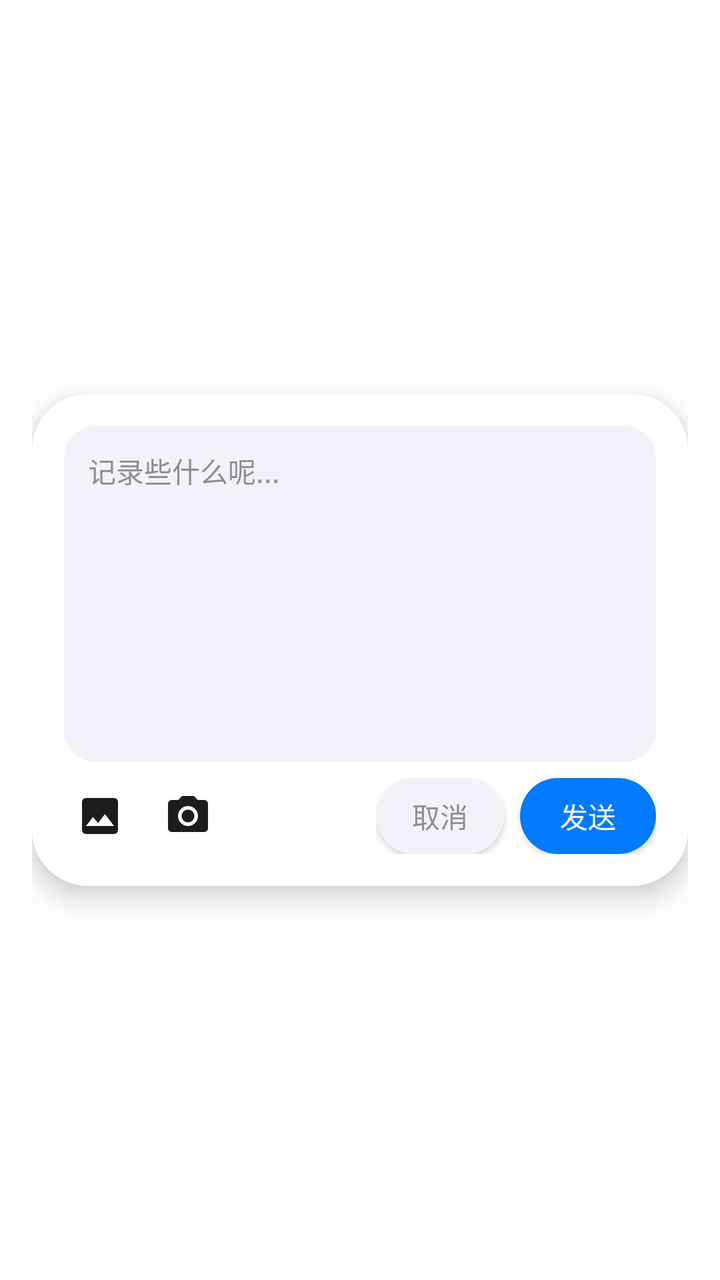
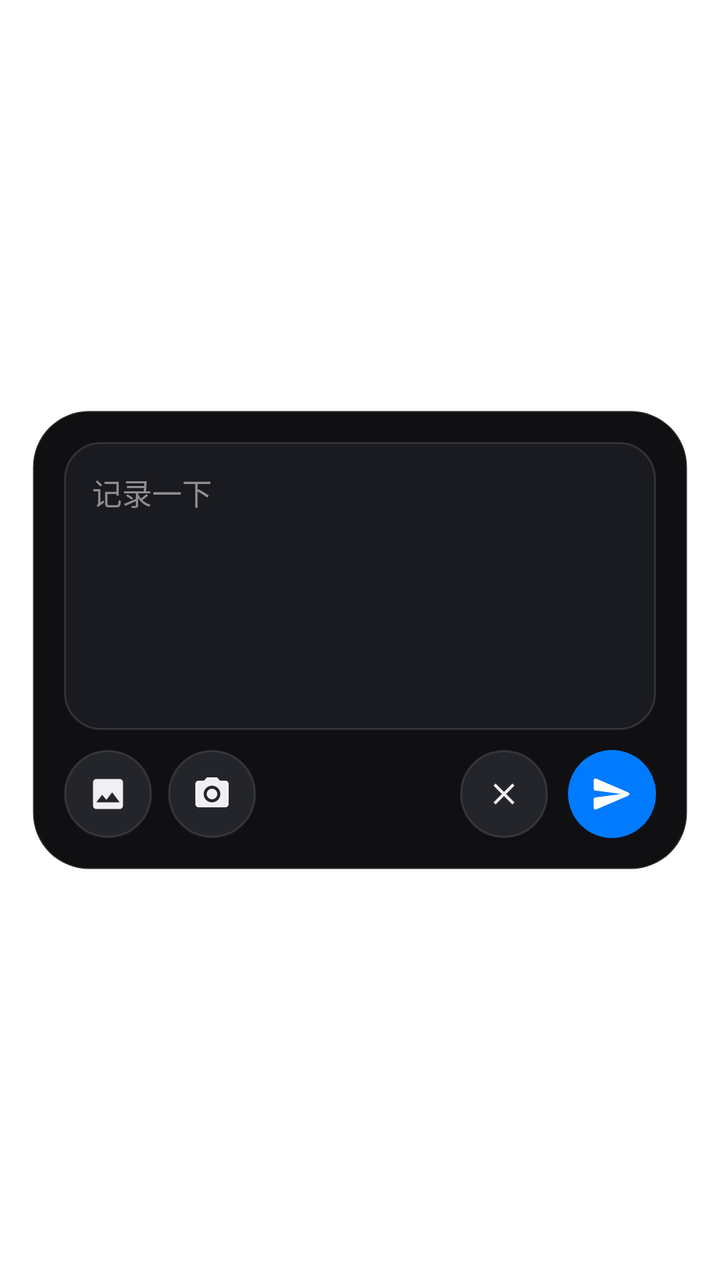

An Android layout rendered at two revisions. The XML below is the earlier revision; the diff shows what the commit changed to produce the second picture.
<!-- AndroidManifest.xml: activity theme WidgetDialogTheme -->
<!-- res/layout/activity_quick_record.xml -->
<?xml version="1.0" encoding="utf-8"?>
<FrameLayout xmlns:android="http://schemas.android.com/apk/res/android"
    android:id="@+id/layout_root"
    android:layout_width="match_parent"
    android:layout_height="match_parent"
    android:padding="16dp">

    
    <LinearLayout
        android:layout_width="match_parent"
        android:layout_height="wrap_content"
        android:layout_gravity="center"
        android:background="@drawable/bg_dialog_card"
        android:orientation="vertical"
        android:padding="16dp"
        android:elevation="8dp"
        android:clickable="true"
        android:focusable="true">

        
        <LinearLayout
            android:id="@+id/layout_input_container"
            android:layout_width="match_parent"
            android:layout_height="168dp"
            android:background="@drawable/bg_dialog_input"
            android:orientation="vertical"
            android:padding="10dp">

            
            <EditText
                android:id="@+id/edit_record_content"
                android:layout_width="match_parent"
                android:layout_height="0dp"
                android:layout_weight="1"
                android:background="@null"
                android:gravity="top|left"
                android:hint="记录些什么呢..."
                android:textColor="@color/dialog_text"
                android:textColorHint="@color/widget_text_secondary"
                android:textSize="14sp"
                android:padding="2dp"
                android:inputType="textMultiLine"
                android:imeOptions="actionDone"
                android:scrollbars="vertical" />

            
            <HorizontalScrollView
                android:id="@+id/scroll_photos_preview"
                android:layout_width="match_parent"
                android:layout_height="wrap_content"
                android:layout_marginTop="6dp"
                android:overScrollMode="never"
                android:scrollbars="none"
                android:visibility="gone">

                <LinearLayout
                    android:id="@+id/container_photos_preview"
                    android:layout_width="wrap_content"
                    android:layout_height="wrap_content"
                    android:orientation="horizontal"
                    android:gravity="center_vertical" />
            </HorizontalScrollView>
        </LinearLayout>

        
        <RelativeLayout
            android:layout_width="match_parent"
            android:layout_height="wrap_content"
            android:layout_marginTop="8dp">

            
            <LinearLayout
                android:layout_width="wrap_content"
                android:layout_height="wrap_content"
                android:orientation="horizontal"
                android:layout_alignParentLeft="true"
                android:layout_centerVertical="true">

                <ImageButton
                    android:id="@+id/btn_dialog_photo"
                    android:layout_width="36dp"
                    android:layout_height="36dp"
                    android:background="?android:attr/selectableItemBackgroundBorderless"
                    android:src="@drawable/ic_gallery"
                    android:contentDescription="选择相册图片"
                    android:scaleType="centerInside" />

                <Space
                    android:layout_width="8dp"
                    android:layout_height="wrap_content" />

                <ImageButton
                    android:id="@+id/btn_dialog_camera"
                    android:layout_width="36dp"
                    android:layout_height="36dp"
                    android:background="?android:attr/selectableItemBackgroundBorderless"
                    android:src="@drawable/ic_camera"
                    android:contentDescription="启动相机拍照"
                    android:scaleType="centerInside" />
            </LinearLayout>

            
            <LinearLayout
                android:layout_width="wrap_content"
                android:layout_height="wrap_content"
                android:orientation="horizontal"
                android:layout_alignParentRight="true"
                android:layout_centerVertical="true">

                <Button
                    android:id="@+id/btn_dialog_cancel"
                    android:layout_width="wrap_content"
                    android:layout_height="38dp"
                    android:minHeight="0dp"
                    android:minWidth="0dp"
                    android:background="@drawable/bg_dialog_btn_secondary"
                    android:paddingLeft="18dp"
                    android:paddingRight="18dp"
                    android:text="取消"
                    android:textColor="@color/widget_text_secondary"
                    android:textSize="14sp" />

                <Space
                    android:layout_width="8dp"
                    android:layout_height="wrap_content" />

                <Button
                    android:id="@+id/btn_dialog_send"
                    android:layout_width="wrap_content"
                    android:layout_height="38dp"
                    android:minHeight="0dp"
                    android:minWidth="0dp"
                    android:background="@drawable/bg_dialog_btn_primary"
                    android:paddingLeft="20dp"
                    android:paddingRight="20dp"
                    android:text="发送"
                    android:textColor="#FFFFFF"
                    android:textSize="14sp" />
            </LinearLayout>
        </RelativeLayout>
    </LinearLayout>
</FrameLayout>
<!-- resources referenced by this layout -->
<resources>
  <color name="dialog_text">#1C1C1E</color>
  <!-- drawable bg_dialog_btn_primary (drawable) -->
  <?xml version="1.0" encoding="utf-8"?>
  <ripple xmlns:android="http://schemas.android.com/apk/res/android"
      android:color="#33FFFFFF">
      <item>
          <shape android:shape="rectangle">
              <solid android:color="@color/widget_accent" />
              <corners android:radius="20dp" />
          </shape>
      </item>
  </ripple>
  <!-- drawable bg_dialog_btn_secondary (drawable) -->
  <?xml version="1.0" encoding="utf-8"?>
  <ripple xmlns:android="http://schemas.android.com/apk/res/android"
      android:color="#20000000">
      <item>
          <shape android:shape="rectangle">
              <solid android:color="@color/dialog_input_bg" />
              <corners android:radius="20dp" />
          </shape>
      </item>
  </ripple>
  <!-- drawable bg_dialog_card (drawable) -->
  <?xml version="1.0" encoding="utf-8"?>
  <shape xmlns:android="http://schemas.android.com/apk/res/android">
      <solid android:color="@color/dialog_bg" />
      <corners android:radius="28dp" />
  </shape>
  <!-- drawable bg_dialog_input (drawable) -->
  <?xml version="1.0" encoding="utf-8"?>
  <shape xmlns:android="http://schemas.android.com/apk/res/android">
      <solid android:color="@color/dialog_input_bg" />
      <corners android:radius="16dp" />
  </shape>
  <!-- drawable ic_camera (drawable) -->
  <vector xmlns:android="http://schemas.android.com/apk/res/android"
      android:width="24dp"
      android:height="24dp"
      android:viewportWidth="24"
      android:viewportHeight="24">
      <path
          android:fillColor="@color/widget_text_primary"
          android:pathData="M12,12m-3.2,0a3.2,3.2 0,1 1,6.4 0a3.2,3.2 0,1 1,-6.4 0 M9,2L7.17,4H4c-1.1,0 -2,0.9 -2,2v12c0,1.1 0.9,2 2,2h16c1.1,0 2,-0.9 2,-2V6c0,-1.1 -0.9,-2 -2,-2h-3.17L15,2H9zM12,17c-2.76,0 -5,-2.24 -5,-5s2.24,-5 5,-5 5,2.24 5,5 -2.24,5 -5,5z" />
  </vector>
  <!-- drawable ic_gallery (drawable) -->
  <vector xmlns:android="http://schemas.android.com/apk/res/android"
      android:width="24dp"
      android:height="24dp"
      android:viewportWidth="24"
      android:viewportHeight="24">
      <path
          android:fillColor="@color/widget_text_primary"
          android:pathData="M19,3H5c-1.1,0 -2,0.9 -2,2v14c0,1.1 0.9,2 2,2h14c1.1,0 2,-0.9 2,-2V5c0,-1.1 -0.9,-2 -2,-2zM8.5,12.5l2.5,3.01L14.5,11l4.5,6H5l3.5,-4.5z" />
  </vector>
  <color name="dialog_input_bg">#F2F2F7</color>
  <color name="dialog_bg">#FFFFFF</color>
  <color name="widget_text_primary">#1C1C1E</color>
  <!-- unchanged entries left out for length: 3 -->
</resources>

<!-- the commit's change to res/layout/activity_quick_record.xml (unified diff, before → after) -->
@@ -10,21 +10,22 @@
         android:layout_width="match_parent"
         android:layout_height="wrap_content"
         android:layout_gravity="center"
-        android:background="@drawable/bg_dialog_card"
+        android:background="@drawable/bg_quick_record_card"
+        android:clickable="true"
+        android:elevation="8dp"
+        android:focusable="true"
         android:orientation="vertical"
-        android:padding="16dp"
-        android:elevation="8dp"
-        android:clickable="true"
-        android:focusable="true">
+        android:padding="16dp">
 
         
         <LinearLayout
             android:id="@+id/layout_input_container"
             android:layout_width="match_parent"
-            android:layout_height="168dp"
-            android:background="@drawable/bg_dialog_input"
+            android:layout_height="144dp"
+            android:addStatesFromChildren="true"
+            android:background="@drawable/bg_quick_record_input"
             android:orientation="vertical"
-            android:padding="10dp">
+            android:padding="12dp">
 
             
             <EditText
@@ -34,14 +35,14 @@
                 android:layout_weight="1"
                 android:background="@null"
                 android:gravity="top|left"
-                android:hint="记录些什么呢..."
-                android:textColor="@color/dialog_text"
+                android:hint="记录一下"
+                android:imeOptions="actionDone"
+                android:inputType="textMultiLine"
+                android:padding="2dp"
+                android:scrollbars="vertical"
+                android:textColor="@color/widget_qr_on_surface"
                 android:textColorHint="@color/widget_text_secondary"
-                android:textSize="14sp"
-                android:padding="2dp"
-                android:inputType="textMultiLine"
-                android:imeOptions="actionDone"
-                android:scrollbars="vertical" />
+                android:textSize="15sp" />
 
             
             <HorizontalScrollView
@@ -57,86 +58,71 @@
                     android:id="@+id/container_photos_preview"
                     android:layout_width="wrap_content"
                     android:layout_height="wrap_content"
-                    android:orientation="horizontal"
-                    android:gravity="center_vertical" />
+                    android:gravity="center_vertical"
+                    android:orientation="horizontal" />
             </HorizontalScrollView>
         </LinearLayout>
 
         
-        <RelativeLayout
+        <LinearLayout
             android:layout_width="match_parent"
             android:layout_height="wrap_content"
-            android:layout_marginTop="8dp">
+            android:layout_marginTop="10dp"
+            android:gravity="center_vertical"
+            android:orientation="horizontal">
 
-            
-            <LinearLayout
-                android:layout_width="wrap_content"
-                android:layout_height="wrap_content"
-                android:orientation="horizontal"
-                android:layout_alignParentLeft="true"
-                android:layout_centerVertical="true">
+            <ImageButton
+                android:id="@+id/btn_dialog_photo"
+                android:layout_width="44dp"
+                android:layout_height="44dp"
+                android:background="@drawable/bg_quick_record_tool_circle"
+                android:contentDescription="选择相册图片"
+                android:padding="12dp"
+                android:scaleType="centerInside"
+                android:src="@drawable/ic_widget_gallery_white" />
 
-                <ImageButton
-                    android:id="@+id/btn_dialog_photo"
-                    android:layout_width="36dp"
-                    android:layout_height="36dp"
-                    android:background="?android:attr/selectableItemBackgroundBorderless"
-                    android:src="@drawable/ic_gallery"
-                    android:contentDescription="选择相册图片"
-                    android:scaleType="centerInside" />
+            <Space
+                android:layout_width="8dp"
+                android:layout_height="wrap_content" />
 
-                <Space
-                    android:layout_width="8dp"
-                    android:layout_height="wrap_content" />
+            <ImageButton
+                android:id="@+id/btn_dialog_camera"
+                android:layout_width="44dp"
+                android:layout_height="44dp"
+                android:background="@drawable/bg_quick_record_tool_circle"
+                android:contentDescription="启动相机拍照"
+                android:padding="12dp"
+                android:scaleType="centerInside"
+                android:src="@drawable/ic_widget_camera_white" />
 
-                <ImageButton
-                    android:id="@+id/btn_dialog_camera"
-                    android:layout_width="36dp"
-                    android:layout_height="36dp"
-                    android:background="?android:attr/selectableItemBackgroundBorderless"
-                    android:src="@drawable/ic_camera"
-                    android:contentDescription="启动相机拍照"
-                    android:scaleType="centerInside" />
-            </LinearLayout>
+            <Space
+                android:layout_width="0dp"
+                android:layout_height="1dp"
+                android:layout_weight="1" />
 
-            
-            <LinearLayout
-                android:layout_width="wrap_content"
-                android:layout_height="wrap_content"
-                android:orientation="horizontal"
-                android:layout_alignParentRight="true"
-                android:layout_centerVertical="true">
+            <ImageButton
+                android:id="@+id/btn_dialog_cancel"
+                android:layout_width="44dp"
+                android:layout_height="44dp"
+                android:background="@drawable/bg_quick_record_tool_circle"
+                android:contentDescription="取消"
+                android:padding="13dp"
+                android:scaleType="centerInside"
+                android:src="@drawable/ic_quick_record_close" />
 
-                <Button
-                    android:id="@+id/btn_dialog_cancel"
-                    android:layout_width="wrap_content"
-                    android:layout_height="38dp"
-                    android:minHeight="0dp"
-                    android:minWidth="0dp"
-                    android:background="@drawable/bg_dialog_btn_secondary"
-                    android:paddingLeft="18dp"
-                    android:paddingRight="18dp"
-                    android:text="取消"
-                    android:textColor="@color/widget_text_secondary"
-                    android:textSize="14sp" />
+            <Space
+                android:layout_width="10dp"
+                android:layout_height="wrap_content" />
 
-                <Space
-                    android:layout_width="8dp"
-                    android:layout_height="wrap_content" />
-
-                <Button
-                    android:id="@+id/btn_dialog_send"
-                    android:layout_width="wrap_content"
-                    android:layout_height="38dp"
-                    android:minHeight="0dp"
-                    android:minWidth="0dp"
-                    android:background="@drawable/bg_dialog_btn_primary"
-                    android:paddingLeft="20dp"
-                    android:paddingRight="20dp"
-                    android:text="发送"
-                    android:textColor="#FFFFFF"
-                    android:textSize="14sp" />
-            </LinearLayout>
-        </RelativeLayout>
+            <ImageButton
+                android:id="@+id/btn_dialog_send"
+                android:layout_width="44dp"
+                android:layout_height="44dp"
+                android:background="@drawable/bg_quick_record_send_circle"
+                android:contentDescription="发送记录"
+                android:padding="11dp"
+                android:scaleType="centerInside"
+                android:src="@drawable/ic_quick_record_send" />
+        </LinearLayout>
     </LinearLayout>
 </FrameLayout>
<!-- resource entries referenced after the edit -->
@@ -1,63 +1,118 @@
 <!-- resources referenced by this layout -->
 <resources>
-  <color name="dialog_text">#1C1C1E</color>
-  <!-- drawable bg_dialog_btn_primary (drawable) -->
+  <color name="widget_qr_on_surface">#F4F4F6</color>
+  <!-- drawable bg_quick_record_card (drawable) -->
+  <?xml version="1.0" encoding="utf-8"?>
+  <shape xmlns:android="http://schemas.android.com/apk/res/android"
+      android:shape="rectangle">
+      <solid android:color="@color/widget_qr_dialog_surface" />
+      <corners android:radius="28dp" />
+      <stroke
+          android:width="1dp"
+          android:color="@color/widget_qr_border" />
+  </shape>
+  <!-- drawable bg_quick_record_input (drawable) -->
+  <?xml version="1.0" encoding="utf-8"?>
+  <selector xmlns:android="http://schemas.android.com/apk/res/android">
+      <item android:state_focused="true" android:drawable="@drawable/bg_quick_record_input_focused" />
+      <item android:drawable="@drawable/bg_quick_record_input_normal" />
+  </selector>
+  <!-- drawable bg_quick_record_send_circle (drawable) -->
   <?xml version="1.0" encoding="utf-8"?>
   <ripple xmlns:android="http://schemas.android.com/apk/res/android"
-      android:color="#33FFFFFF">
+      android:color="@color/widget_qr_ripple">
       <item>
-          <shape android:shape="rectangle">
+          <shape android:shape="oval">
               <solid android:color="@color/widget_accent" />
-              <corners android:radius="20dp" />
           </shape>
       </item>
   </ripple>
-  <!-- drawable bg_dialog_btn_secondary (drawable) -->
+  <!-- drawable bg_quick_record_tool_circle (drawable) -->
   <?xml version="1.0" encoding="utf-8"?>
   <ripple xmlns:android="http://schemas.android.com/apk/res/android"
-      android:color="#20000000">
+      android:color="@color/widget_qr_ripple">
       <item>
-          <shape android:shape="rectangle">
-              <solid android:color="@color/dialog_input_bg" />
-              <corners android:radius="20dp" />
+          <shape android:shape="oval">
+              <solid android:color="@color/widget_qr_dialog_tool_bg" />
+              <stroke
+                  android:width="1dp"
+                  android:color="@color/widget_qr_tile_border" />
           </shape>
       </item>
   </ripple>
-  <!-- drawable bg_dialog_card (drawable) -->
+  <!-- drawable ic_quick_record_close (drawable) -->
   <?xml version="1.0" encoding="utf-8"?>
-  <shape xmlns:android="http://schemas.android.com/apk/res/android">
-      <solid android:color="@color/dialog_bg" />
-      <corners android:radius="28dp" />
-  </shape>
-  <!-- drawable bg_dialog_input (drawable) -->
-  <?xml version="1.0" encoding="utf-8"?>
-  <shape xmlns:android="http://schemas.android.com/apk/res/android">
-      <solid android:color="@color/dialog_input_bg" />
-      <corners android:radius="16dp" />
-  </shape>
-  <!-- drawable ic_camera (drawable) -->
   <vector xmlns:android="http://schemas.android.com/apk/res/android"
       android:width="24dp"
       android:height="24dp"
       android:viewportWidth="24"
       android:viewportHeight="24">
       <path
-          android:fillColor="@color/widget_text_primary"
-          android:pathData="M12,12m-3.2,0a3.2,3.2 0,1 1,6.4 0a3.2,3.2 0,1 1,-6.4 0 M9,2L7.17,4H4c-1.1,0 -2,0.9 -2,2v12c0,1.1 0.9,2 2,2h16c1.1,0 2,-0.9 2,-2V6c0,-1.1 -0.9,-2 -2,-2h-3.17L15,2H9zM12,17c-2.76,0 -5,-2.24 -5,-5s2.24,-5 5,-5 5,2.24 5,5 -2.24,5 -5,5z" />
+          android:fillColor="@color/widget_qr_icon"
+          android:pathData="M19,6.41L17.59,5 12,10.59 6.41,5 5,6.41 10.59,12 5,17.59 6.41,19 12,13.41 17.59,19 19,17.59 13.41,12z" />
   </vector>
-  <!-- drawable ic_gallery (drawable) -->
+  <!-- drawable ic_quick_record_send (drawable) -->
+  <?xml version="1.0" encoding="utf-8"?>
   <vector xmlns:android="http://schemas.android.com/apk/res/android"
       android:width="24dp"
       android:height="24dp"
       android:viewportWidth="24"
       android:viewportHeight="24">
       <path
-          android:fillColor="@color/widget_text_primary"
+          android:fillColor="@color/dialog_on_accent"
+          android:pathData="M3.4,20.4l17.45,-7.45c0.81,-0.35 0.81,-1.49 0,-1.84L3.4,3.6c-0.66,-0.29 -1.39,0.2 -1.39,0.91L2,9.12c0,0.5 0.38,0.93 0.88,0.99L17,12 2.88,13.89c-0.5,0.07 -0.88,0.5 -0.88,1L2,19.49c0,0.71 0.73,1.2 1.4,0.91z" />
+  </vector>
+  <!-- drawable ic_widget_camera_white (drawable) -->
+  <?xml version="1.0" encoding="utf-8"?>
+  <vector xmlns:android="http://schemas.android.com/apk/res/android"
+      android:width="24dp"
+      android:height="24dp"
+      android:viewportWidth="24"
+      android:viewportHeight="24">
+      <path
+          android:fillColor="@color/widget_qr_icon"
+          android:pathData="M12,12m-3.2,0a3.2,3.2 0,1 1,6.4 0a3.2,3.2 0,1 1,-6.4 0 M9,2L7.17,4H4c-1.1,0 -2,0.9 -2,2v12c0,1.1 0.9,2 2,2h16c1.1,0 2,-0.9 2,-2V6c0,-1.1 -0.9,-2 -2,-2h-3.17L15,2H9zM12,17c-2.76,0 -5,-2.24 -5,-5s2.24,-5 5,-5 5,2.24 5,5 -2.24,5 -5,5z" />
+  </vector>
+  <!-- drawable ic_widget_gallery_white (drawable) -->
+  <?xml version="1.0" encoding="utf-8"?>
+  <vector xmlns:android="http://schemas.android.com/apk/res/android"
+      android:width="24dp"
+      android:height="24dp"
+      android:viewportWidth="24"
+      android:viewportHeight="24">
+      <path
+          android:fillColor="@color/widget_qr_icon"
           android:pathData="M19,3H5c-1.1,0 -2,0.9 -2,2v14c0,1.1 0.9,2 2,2h14c1.1,0 2,-0.9 2,-2V5c0,-1.1 -0.9,-2 -2,-2zM8.5,12.5l2.5,3.01L14.5,11l4.5,6H5l3.5,-4.5z" />
   </vector>
-  <color name="dialog_input_bg">#F2F2F7</color>
-  <color name="dialog_bg">#FFFFFF</color>
-  <color name="widget_text_primary">#1C1C1E</color>
+  <color name="widget_qr_dialog_surface">#101013</color>
+  <color name="widget_qr_border">#26FFFFFF</color>
+  <!-- drawable bg_quick_record_input_focused (drawable) -->
+  <?xml version="1.0" encoding="utf-8"?>
+  <shape xmlns:android="http://schemas.android.com/apk/res/android"
+      android:shape="rectangle">
+      <solid android:color="@color/widget_qr_input_bg" />
+      <corners android:radius="18dp" />
+      <stroke
+          android:width="1.5dp"
+          android:color="@color/widget_accent" />
+  </shape>
+  <!-- drawable bg_quick_record_input_normal (drawable) -->
+  <?xml version="1.0" encoding="utf-8"?>
+  <shape xmlns:android="http://schemas.android.com/apk/res/android"
+      android:shape="rectangle">
+      <solid android:color="@color/widget_qr_input_bg" />
+      <corners android:radius="18dp" />
+      <stroke
+          android:width="1dp"
+          android:color="@color/widget_qr_input_border" />
+  </shape>
+  <color name="widget_qr_ripple">#33FFFFFF</color>
+  <color name="widget_qr_dialog_tool_bg">#23252B</color>
+  <color name="widget_qr_tile_border">#1EFFFFFF</color>
+  <color name="widget_qr_icon">#F0F0F3</color>
+  <color name="dialog_on_accent">#FFFFFFFF</color>
+  <color name="widget_qr_input_bg">#1A1B20</color>
+  <color name="widget_qr_input_border">#1FFFFFFF</color>
   <!-- unchanged entries left out for length: 3 -->
 </resources>
 
